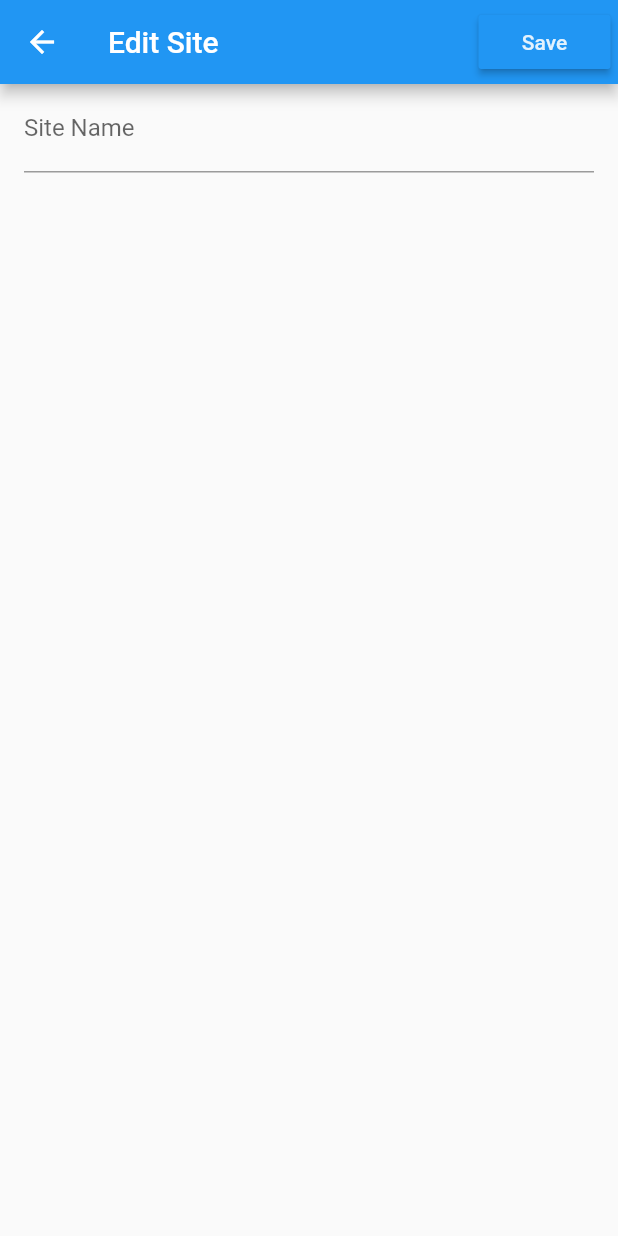
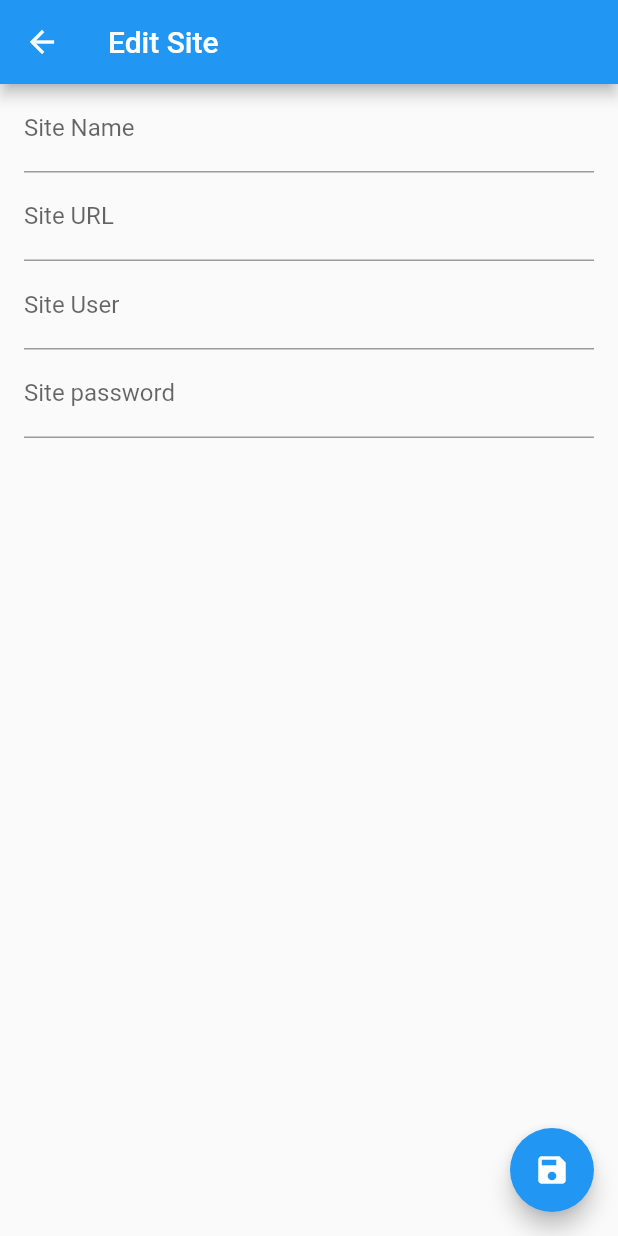
Before and after one commit to seralbdev/guaysin-flutter, a Flutter app: the SiteEditorPage screen opened directly with empty values, on a phone screen of 412 x 824 dp. Run offline on Flutter 3.47's test engine with Material 2 defaults, Android fonts, the phone set to English and light mode, and no system bars; our stand-ins replace flutter_secure_storage, shared_preferences, sqflite; missing offline and left inert: flutter_string_encryption; accounts and stored records are empty.

Commit message:
Flutter upgrade Improved site editor

```diff
--- a/lib/services/localStorage.dart
+++ b/lib/services/localStorage.dart
@@ -30,7 +30,7 @@ class LocalStorage {
         // When creating the db, create the table
         await db.execute(
             "CREATE TABLE Sites ("
-                "SiteId STRING PRIMARY KEY,"
+                "SiteId INTEGER PRIMARY KEY,"
                 "SiteName TEXT,"
                 "SiteUrl TEXT,"
                 "SiteUser TEXT,"
@@ -49,7 +49,7 @@ class LocalStorage {
       esite = await site.encrypt(_crypto);
       esite.siteId = await db.rawInsert(sentence,[esite.siteName,esite.siteUrl,esite.siteUser,esite.sitePassword,ts]);
     }else{
-      sentence = 'UPDATE Sites SET SiteName=?,SiteUrl=?,SiteUser=?,SitePassword=?,TimeStamp=? WHERE Id=?;';
+      sentence = 'UPDATE Sites SET SiteName=?,SiteUrl=?,SiteUser=?,SitePassword=?,TimeStamp=? WHERE SiteId=?;';
       esite = await site.encrypt(_crypto);
       esite.siteId = await db.rawUpdate(sentence,[esite.siteName,esite.siteUrl,esite.siteUser,esite.sitePassword,ts,esite.siteId]);
     }
--- a/lib/ui/siteEditorPage.dart
+++ b/lib/ui/siteEditorPage.dart
@@ -1,5 +1,6 @@
 import 'package:flutter/material.dart';
 import 'package:flutter/widgets.dart';
+import 'package:guaysin/services/localStorage.dart';
 import 'package:guaysin/services/siteData.dart';
 
 class SiteEditorPage extends StatefulWidget {
@@ -17,6 +18,9 @@ class _SiteEditorPageState extends State<SiteEditorPage> {
   final SiteData site;
   final GlobalKey<FormState> _formKey = new GlobalKey<FormState>();
   final _siteNameController = new TextEditingController();
+  final _siteUrlController = new TextEditingController();
+  final _siteUserController = new TextEditingController();
+  final _sitePwdController = new TextEditingController();
 
   _SiteEditorPageState(this.site);
 
@@ -36,9 +40,22 @@ class _SiteEditorPageState extends State<SiteEditorPage> {
     }
   }
 
+  void _onSaveSite() async {
+    var localStorage = LocalStorage.get();
+    site.siteName = _siteNameController.text;
+    site.siteUrl = _siteUrlController.text;
+    site.siteUser = _siteUserController.text;
+    site.sitePassword = _sitePwdController.text;
+    await localStorage.saveSite(site);
+    this.setState((){});
+  }
+
   @override
   void initState() {
     _siteNameController.text = site.siteName;
+    _siteUrlController.text = site.siteUrl;
+    _siteUserController.text = site.siteUser;
+    _sitePwdController.text = site.sitePassword;
     return super.initState();
   }
 
@@ -48,19 +65,7 @@ class _SiteEditorPageState extends State<SiteEditorPage> {
     final DateTime today = new DateTime.now();
 
     return new Scaffold(
-        appBar: new AppBar(title: const Text('Edit Site'), actions: <Widget>[
-          new Container(
-              padding: const EdgeInsets.fromLTRB(0.0, 10.0, 5.0, 10.0),
-              child: new MaterialButton(
-                color: themeData.primaryColor,
-                textColor: themeData.secondaryHeaderColor,
-                child: new Text('Save'),
-                onPressed: () {
-                  _handleSubmitted();
-                  //Navigator.pop(context);
-                },
-              ))
-        ]),
+        appBar: new AppBar(title: const Text('Edit Site')),
         body: new Form(
             key: _formKey,
             autovalidate: false,
@@ -78,8 +83,43 @@ class _SiteEditorPageState extends State<SiteEditorPage> {
                     },
                   ),
                 ),
+                new Container(
+                  child: new TextField(
+                    decoration: const InputDecoration(labelText: "Site URL", hintText: "Site url?"),
+                    autocorrect: false,
+                    controller: _siteUrlController,
+                    onChanged: (String value) {
+                      _siteUrlController.text = value;
+                    },
+                  ),
+                ),
+                new Container(
+                  child: new TextField(
+                    decoration: const InputDecoration(labelText: "Site User", hintText: "Site user?"),
+                    autocorrect: false,
+                    controller: _siteUserController,
+                    onChanged: (String value) {
+                      _siteUserController.text = value;
+                    },
+                  ),
+                ),
+                new Container(
+                  child: new TextField(
+                    decoration: const InputDecoration(labelText: "Site password", hintText: "Site password?"),
+                    autocorrect: false,
+                    controller: _sitePwdController,
+                    onChanged: (String value) {
+                      _sitePwdController.text = value;
+                    },
+                  ),
+                ),
               ],
-            )));
+            )),
+            floatingActionButton: new FloatingActionButton(
+                onPressed: _onSaveSite,
+                tooltip: 'Save changes',
+                child: new Icon(Icons.save)
+            ));
   }
 
 }
```
Also changed, not shown: lib/ui/loginPage.dart (+7 -3 lines), pubspec.lock.
